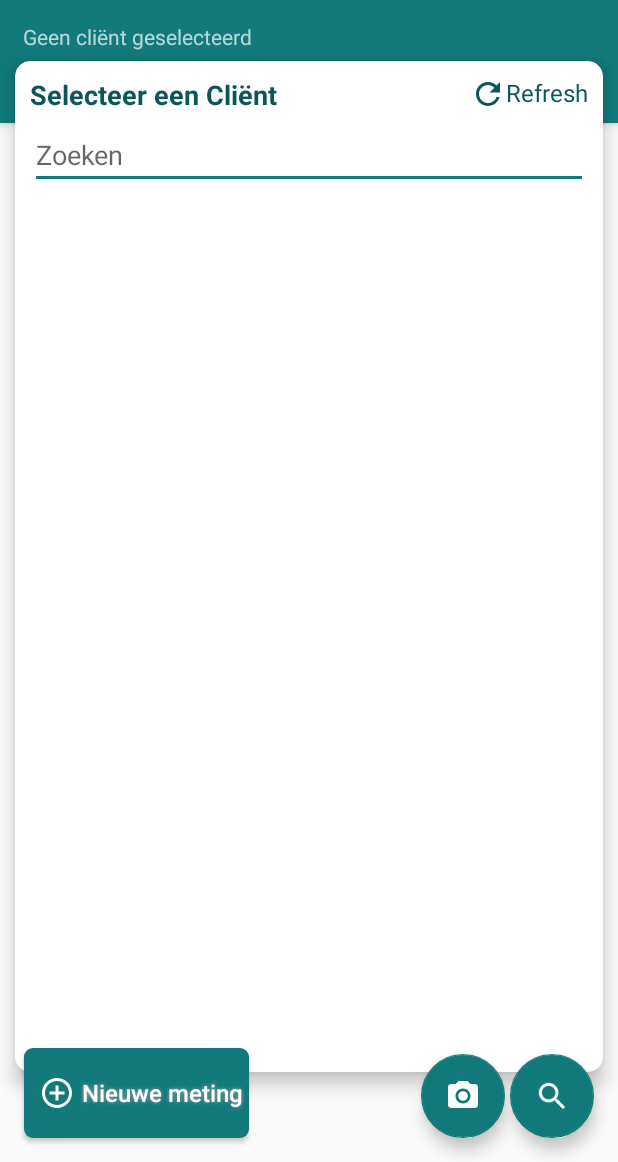
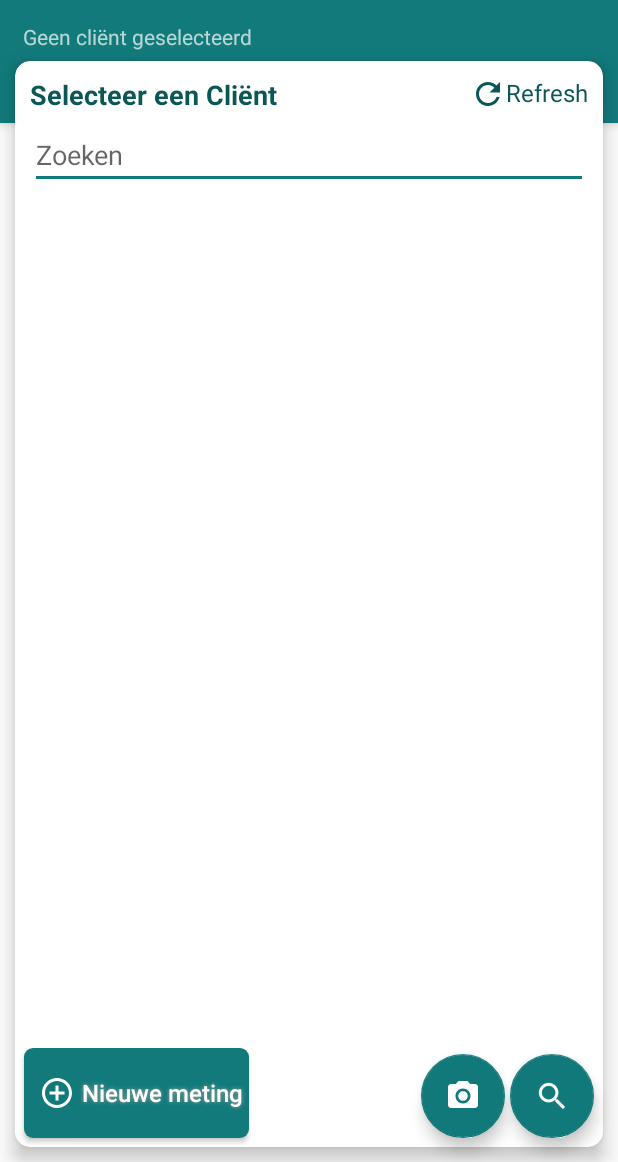
Before and after one commit to ReindertKorver/HCloudApp, an Android app: the MainActivity screen opened directly, with no data from a screen before it, on a phone screen of 412 x 824 dp, the part 74-1236 px from its top. Run offline under Robolectric (Android 15) with nearby library versions, the phone set to English and light mode, and no system bars; libraries missing offline, so code that uses them is left out: com.loopj.android, cz.msebera.android.

Commit message:
15-6-18 17:11

```diff
--- a/app/src/main/res/layout/activity_main.xml
+++ b/app/src/main/res/layout/activity_main.xml
@@ -95,7 +95,7 @@
                     android:id="@+id/CardNewMeasure"
                     android:layout_width="match_parent"
                     android:layout_height="match_parent"
-                    android:layout_marginBottom="60dp"
+                    android:layout_marginBottom="10dp"
                     android:layout_marginLeft="10dp"
                     android:layout_marginRight="10dp"
                     android:layout_marginTop="90dp"
@@ -265,7 +265,7 @@
                     android:layout_height="match_parent"
                     android:layout_alignStart="@+id/CardNewMeasure"
                     android:layout_alignTop="@+id/CardNewMeasure"
-                    android:layout_marginBottom="60dp"
+                    android:layout_marginBottom="10dp"
                     android:layout_marginEnd="10dp"
                     android:visibility="visible"
                     app:cardBackgroundColor="@android:color/background_light"
```
